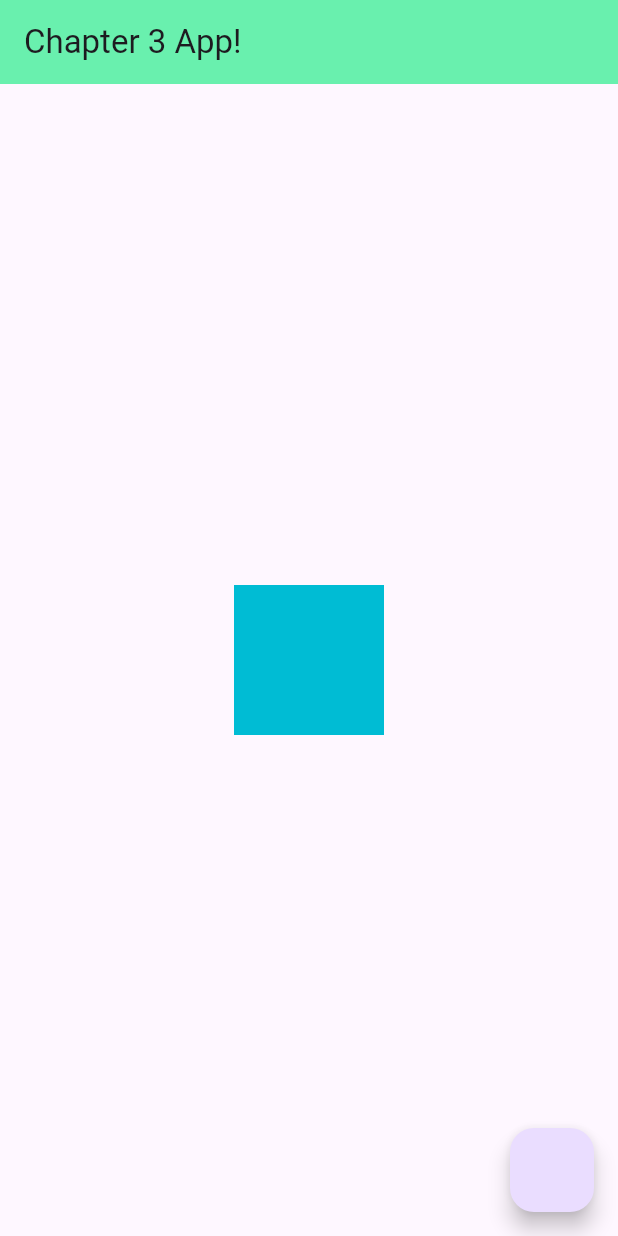
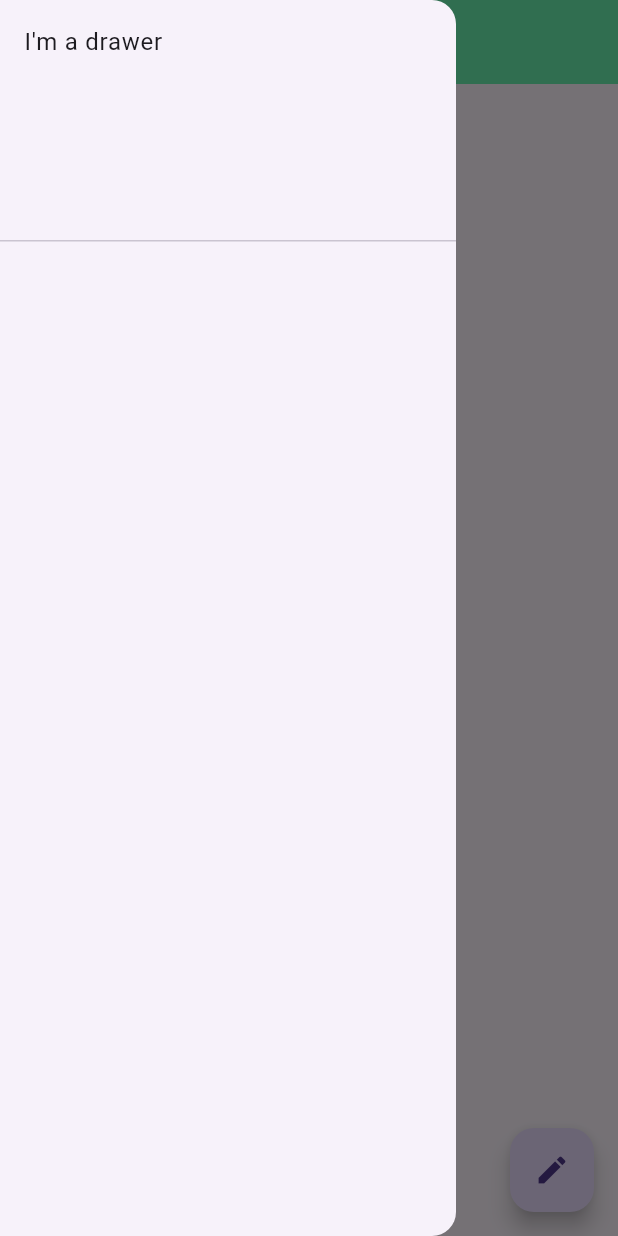
Before and after one commit to SunilKumarYadav1991/Flutter-Fundamental, a Flutter app: the screen it shows after launch, with the side drawer open (before the commit the screen has no drawer), on a phone screen of 412 x 824 dp. Run offline on Flutter 3.47's test engine with Material 3 defaults, Android fonts, the phone set to English and light mode, and no system bars.

Commit message:
Added Drawer to app
Drawer are accessible via three horizontal dots on left side top

```diff
--- a/demo_flutter_project/lib/main.dart
+++ b/demo_flutter_project/lib/main.dart
@@ -32,7 +32,20 @@ class HomePage extends StatelessWidget {
           color: Colors.cyan,
         ),
       ),
-      floatingActionButton: FloatingActionButton(onPressed:null),
+      drawer: Drawer(
+        child: ListView(
+          children: [
+            DrawerHeader(
+              child: Text("I'm a drawer")
+
+              )
+          ],
+        ),
+      ),
+      floatingActionButton: FloatingActionButton(
+        onPressed:() {},   /*onPressed is of type void Function()?. Currently its set to empty.*/
+        child: Icon(Icons.edit),
+      )
     );
   }
 }
```
